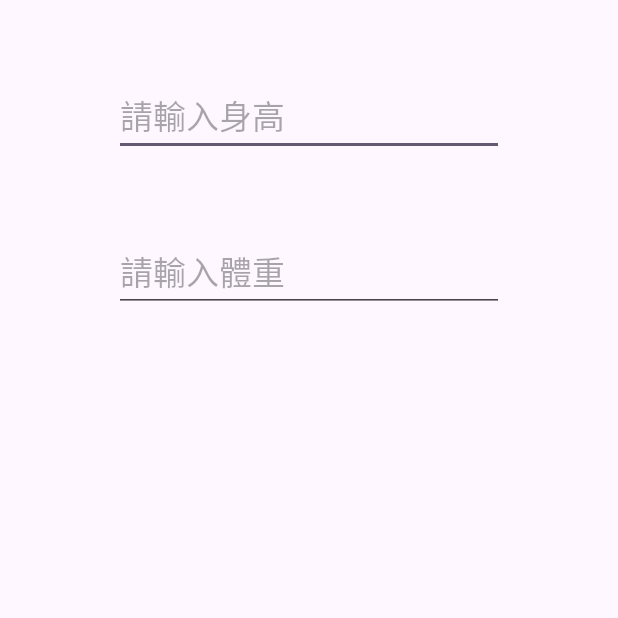
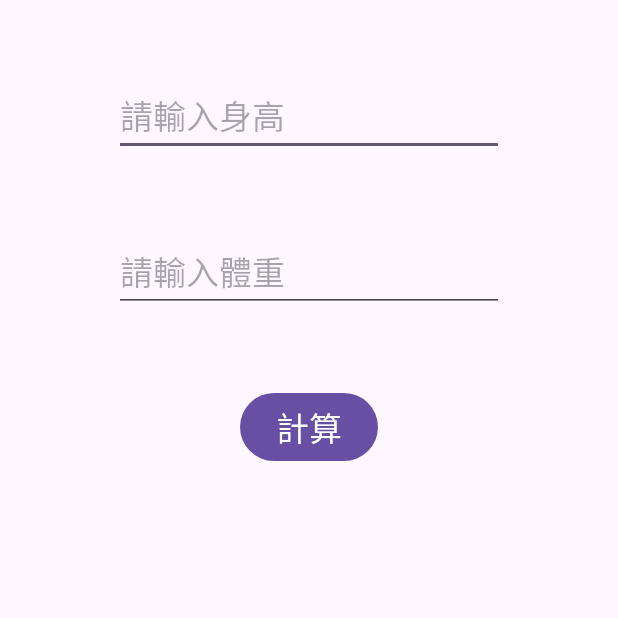
Before and after one commit to 111b13929/MyBMI_LIN, an Android app: the screen it shows after launch (MainActivity), on a phone screen of 412 x 824 dp, the top half of it. Run offline under Robolectric (Android 15) with nearby library versions, the phone set to English and light mode, and no system bars.

Commit message:
計算BMI的功能，calcBMI

```diff
--- a/app/src/main/java/com/example/mybmi/MainActivity.java
+++ b/app/src/main/java/com/example/mybmi/MainActivity.java
@@ -1,6 +1,9 @@
 package com.example.mybmi;
 
 import android.os.Bundle;
+import android.view.View;
+import android.widget.EditText;
+import android.widget.TextView;
 
 import androidx.activity.EdgeToEdge;
 import androidx.appcompat.app.AppCompatActivity;
@@ -9,16 +12,20 @@ import androidx.core.view.ViewCompat;
 import androidx.core.view.WindowInsetsCompat;
 
 public class MainActivity extends AppCompatActivity {
-
     @Override
     protected void onCreate(Bundle savedInstanceState) {
         super.onCreate(savedInstanceState);
-        EdgeToEdge.enable(this);
         setContentView(R.layout.activity_main);
-        ViewCompat.setOnApplyWindowInsetsListener(findViewById(R.id.main), (v, insets) -> {
-            Insets systemBars = insets.getInsets(WindowInsetsCompat.Type.systemBars());
-            v.setPadding(systemBars.left, systemBars.top, systemBars.right, systemBars.bottom);
-            return insets;
-        });
+    }
+
+    public void calcBMI(View view){
+        EditText height = findViewById(R.id.etHeight);
+        EditText weight = findViewById(R.id.etWeight);
+        double h = Double.parseDouble(height.getText().toString());
+        double w = Double.parseDouble(weight.getText().toString());
+        double bmi = w / (h/100.0 * h/100.0);
+        String result = "你的BMI是" + bmi;
+        TextView show = findViewById(R.id.tvShow);
+        show.setText(result);
     }
 }
--- a/app/src/main/res/layout/activity_main.xml
+++ b/app/src/main/res/layout/activity_main.xml
@@ -32,4 +32,26 @@
         app:layout_constraintEnd_toEndOf="parent"
         app:layout_constraintStart_toStartOf="parent"
         app:layout_constraintTop_toBottomOf="@+id/etHeight" />
+
+    <Button
+        android:id="@+id/btCalc"
+        android:layout_width="wrap_content"
+        android:layout_height="wrap_content"
+        android:layout_marginTop="50dp"
+        android:onClick="calcBMI"
+        android:text="計算"
+        android:textAppearance="@style/TextAppearance.AppCompat.Large"
+        app:layout_constraintEnd_toEndOf="parent"
+        app:layout_constraintStart_toStartOf="parent"
+        app:layout_constraintTop_toBottomOf="@+id/etWeight" />
+
+    <TextView
+        android:id="@+id/tvShow"
+        android:layout_width="wrap_content"
+        android:layout_height="wrap_content"
+        android:layout_marginTop="50dp"
+        android:textAppearance="@style/TextAppearance.AppCompat.Large"
+        app:layout_constraintEnd_toEndOf="parent"
+        app:layout_constraintStart_toStartOf="parent"
+        app:layout_constraintTop_toBottomOf="@+id/btCalc" />
 </androidx.constraintlayout.widget.ConstraintLayout>
```
